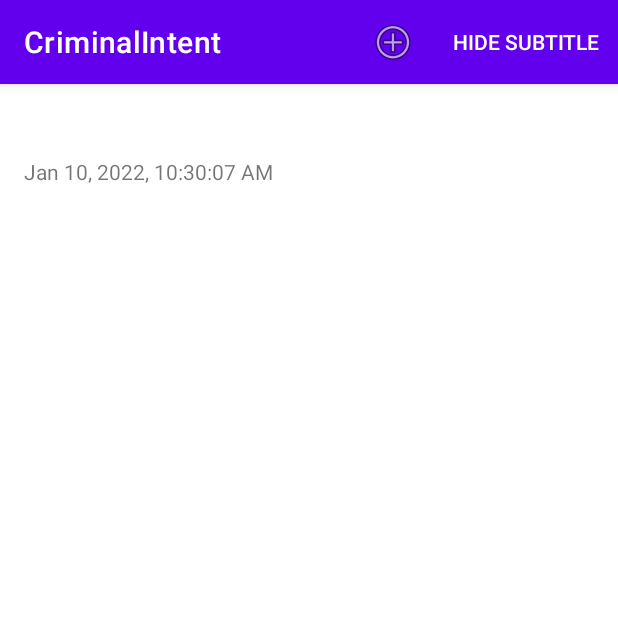
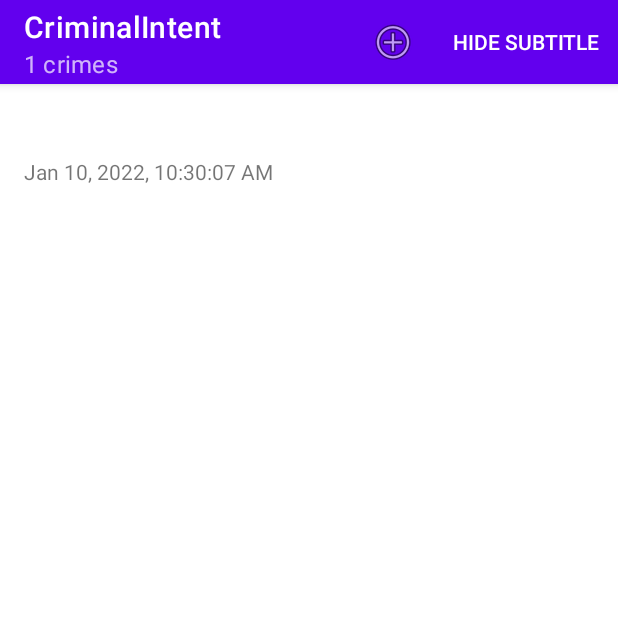
Before and after one commit to JustZK/AndroidProgrammingExercises, an Android app: the screen it shows after launch (MainActivity), after a tap on "SHOW SUBTITLE", on a phone screen of 412 x 824 dp, the top half of it. Run offline under Robolectric (Android 15) with nearby library versions, the phone set to English and light mode, and no system bars; our stand-ins replace Room's generated code; 1 other tap on this screen came first.

Commit message:
finish criminal intent

```diff
--- a/criminalintent/src/main/java/com/zk/criminalintent/fragment/CrimeListFragment.kt
+++ b/criminalintent/src/main/java/com/zk/criminalintent/fragment/CrimeListFragment.kt
@@ -21,7 +21,7 @@ import java.util.*
 
 class CrimeListFragment : Fragment() {
     private lateinit var crimeRecyclerView: RecyclerView
-    private var adapter: CrimeAdapter? = CrimeAdapter(emptyList())
+    private var adapter = CrimeAdapter(emptyList())
     private var subtitleVisible = false
     private var callbacks: Callbacks? = null
 
@@ -34,11 +34,13 @@ class CrimeListFragment : Fragment() {
     }
 
     override fun onAttach(context: Context) {
+        Log.d(TAG, "------ onAttach")
         super.onAttach(context)
         callbacks = context as Callbacks
     }
 
     override fun onCreate(savedInstanceState: Bundle?) {
+        Log.d(TAG, "------ onCreate")
         super.onCreate(savedInstanceState)
         setHasOptionsMenu(true)
     }
@@ -59,6 +61,7 @@ class CrimeListFragment : Fragment() {
         inflater: LayoutInflater, container: ViewGroup?,
         savedInstanceState: Bundle?
     ): View? {
+        Log.d(TAG, "------ onCreateView")
         val view = inflater.inflate(R.layout.fragment_crime_list, container, false)
         crimeRecyclerView = view.findViewById(R.id.crime_recycler_view)
         crimeRecyclerView.layoutManager = LinearLayoutManager(context)
@@ -72,19 +75,13 @@ class CrimeListFragment : Fragment() {
     }
 
     override fun onViewCreated(view: View, savedInstanceState: Bundle?) {
+        Log.d(TAG, "------ onViewCreated")
         super.onViewCreated(view, savedInstanceState)
-        crimeListViewModel.crimeListLiveData.observe(
-            viewLifecycleOwner,
-            { crimes ->
-                crimes?.let {
-                    Log.d(TAG, "Got crimes ${crimes.size}")
-                    updateUI(crimes)
-                }
-            }
-        )
+        updateUI()
     }
 
     override fun onCreateOptionsMenu(menu: Menu, inflater: MenuInflater) {
+        Log.d(TAG, "------ onCreateOptionsMenu")
         super.onCreateOptionsMenu(menu, inflater)
         inflater.inflate(R.menu.frament_crime_list, menu)
 
@@ -98,12 +95,14 @@ class CrimeListFragment : Fragment() {
             R.id.new_crime -> {
                 val crime = Crime()
                 crimeListViewModel.addCrime(crime)
+                updateSubtitle(adapter.itemCount + 1)
                 callbacks?.onCrimeSelected(crime.id)
                 true
             }
             R.id.show_subtitle -> {
                 subtitleVisible = !subtitleVisible
                 activity?.invalidateOptionsMenu()
+                updateSubtitle(adapter.itemCount)
                 true
             }
             else -> {
@@ -120,15 +119,24 @@ class CrimeListFragment : Fragment() {
     }
 
     override fun onSaveInstanceState(outState: Bundle) {
+        Log.d(TAG, "------ onSaveInstanceState")
         super.onSaveInstanceState(outState)
         outState.putBoolean(SAVE_SUBTITLE_VISIBLE, subtitleVisible)
     }
 
-    private fun updateUI(crimes: List<Crime>) {
-
-        adapter = CrimeAdapter(crimes)
-        crimeRecyclerView.adapter = adapter
-
+    fun updateUI() {
+        Log.d(TAG, "------ updateUI")
+        crimeListViewModel.crimeListLiveData.observe(
+            viewLifecycleOwner,
+            { crimes ->
+                crimes?.let {
+                    Log.d(TAG, "Got crimes ${crimes.size}")
+                    adapter.crimes = crimes
+                    adapter.notifyDataSetChanged()
+                    updateSubtitle(crimes.size)
+                }
+            }
+        )
     }
 
     private inner class CrimeHolder(itemView: View) : RecyclerView.ViewHolder(itemView),
@@ -176,6 +184,7 @@ class CrimeListFragment : Fragment() {
     }
 
     override fun onDetach() {
+        Log.d(TAG, "------ onDetach")
         super.onDetach()
         callbacks = null
     }
```
Also changed, not shown: criminalintent/src/main/java/com/zk/criminalintent/activity/MainActivity.kt (+9 -3 lines), criminalintent/src/main/java/com/zk/criminalintent/fragment/CrimeFragment.kt (+12 -1 lines), criminalintent/src/main/res/layout/fragment_crime.xml (+7 -2 lines).
